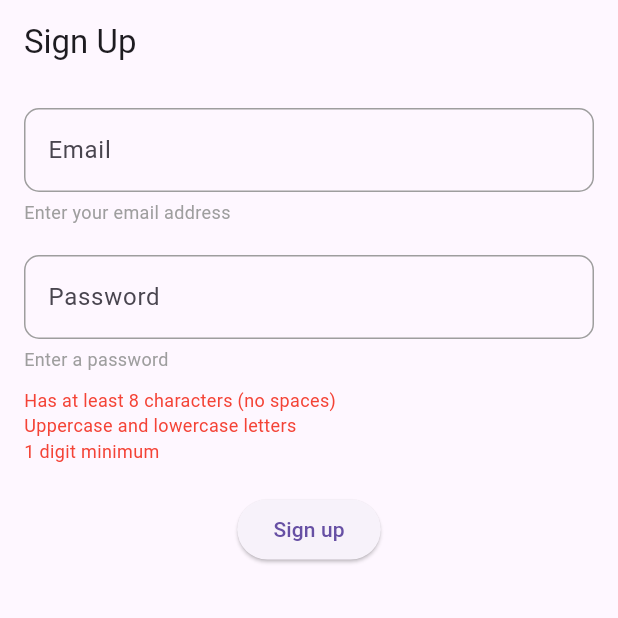
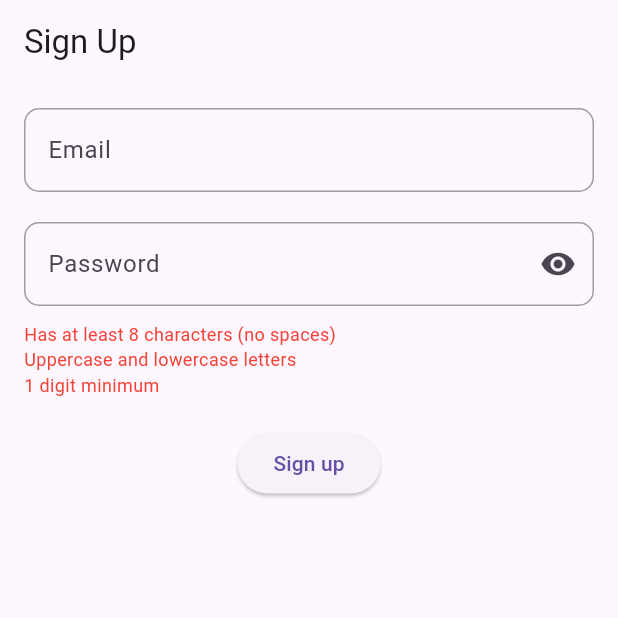
Before and after one commit to michaelost/flutter-signup, a Flutter app: the screen it shows after launch, on a phone screen of 412 x 824 dp, the top half of it. Run offline on Flutter 3.47's test engine with Material 3 defaults, Android fonts, the phone set to English and light mode, and no system bars.

Commit message:
minor fix

```diff
--- a/lib/main.dart
+++ b/lib/main.dart
@@ -1,5 +1,4 @@
 import 'package:flutter/material.dart';
-import 'custom_text_form_field.dart';
 import 'password_field_with_validator.dart';
 
 void main() {
@@ -89,10 +88,31 @@ class _AuthPageState extends State<AuthPage> {
           key: _formKey,
           child: Column(
             children: [
-              CustomTextFormField(
+              TextFormField(
                 controller: _emailController,
-                labelText: "Email",
-                hintText: "Enter your email address",
+                decoration: InputDecoration(
+                  labelText: "Email",
+                  enabledBorder: OutlineInputBorder(
+                    borderSide: BorderSide(color: Colors.grey, width: 1.0),
+                    borderRadius: BorderRadius.circular(10.0),
+                  ),
+                  focusedBorder: OutlineInputBorder(
+                    borderSide: BorderSide(color: Colors.blue, width: 2.0),
+                    borderRadius: BorderRadius.circular(10.0),
+                  ),
+                  errorBorder: OutlineInputBorder(
+                    borderSide: BorderSide(color: Colors.red, width: 2.0),
+                    borderRadius: BorderRadius.circular(10.0),
+                  ),
+                  focusedErrorBorder: OutlineInputBorder(
+                    borderSide: BorderSide(color: Colors.red, width: 2.0),
+                    borderRadius: BorderRadius.circular(10.0),
+                  ),
+                  disabledBorder: OutlineInputBorder(
+                    borderSide: BorderSide(color: Colors.grey[300]!, width: 1.0),
+                    borderRadius: BorderRadius.circular(10.0),
+                  ),
+                ),
                 validator: (value) {
                   if (value == null || value.isEmpty) {
                     return 'Please enter an email';
--- a/lib/password_field_with_validator.dart
+++ b/lib/password_field_with_validator.dart
@@ -27,6 +27,7 @@ class PasswordFieldWithValidator extends StatefulWidget {
 
 class _PasswordFieldWithValidatorState extends State<PasswordFieldWithValidator> {
   String _password = '';
+  bool _obscureText = true;
 
   @override
   void initState() {
@@ -37,6 +38,12 @@ class _PasswordFieldWithValidatorState extends State<PasswordFieldWithValidator>
   void _updatePassword() {
     setState(() {
       _password = widget.controller.text;
+    });
+  }
+
+  void _togglePasswordVisibility() {
+    setState(() {
+      _obscureText = !_obscureText;
     });
   }
 
@@ -51,11 +58,38 @@ class _PasswordFieldWithValidatorState extends State<PasswordFieldWithValidator>
     return Column(
       crossAxisAlignment: CrossAxisAlignment.start,
       children: [
-        CustomTextFormField(
+        TextFormField(
           controller: widget.controller,
-          labelText: widget.labelText,
-          hintText: widget.hintText,
-          obscureText: true,
+          obscureText: _obscureText,
+          decoration: InputDecoration(
+            labelText: widget.labelText,
+            enabledBorder: OutlineInputBorder(
+              borderSide: BorderSide(color: Colors.grey, width: 1.0),
+              borderRadius: BorderRadius.circular(10.0),
+            ),
+            focusedBorder: OutlineInputBorder(
+              borderSide: BorderSide(color: Colors.blue, width: 2.0),
+              borderRadius: BorderRadius.circular(10.0),
+            ),
+            errorBorder: OutlineInputBorder(
+              borderSide: BorderSide(color: Colors.red, width: 2.0),
+              borderRadius: BorderRadius.circular(10.0),
+            ),
+            focusedErrorBorder: OutlineInputBorder(
+              borderSide: BorderSide(color: Colors.red, width: 2.0),
+              borderRadius: BorderRadius.circular(10.0),
+            ),
+            disabledBorder: OutlineInputBorder(
+              borderSide: BorderSide(color: Colors.grey[300]!, width: 1.0),
+              borderRadius: BorderRadius.circular(10.0),
+            ),
+            suffixIcon: IconButton(
+              icon: Icon(
+                _obscureText ? Icons.visibility : Icons.visibility_off,
+              ),
+              onPressed: _togglePasswordVisibility,
+            ),
+          ),
           validator: widget.validator,
         ),
         SizedBox(height: 10),
```
